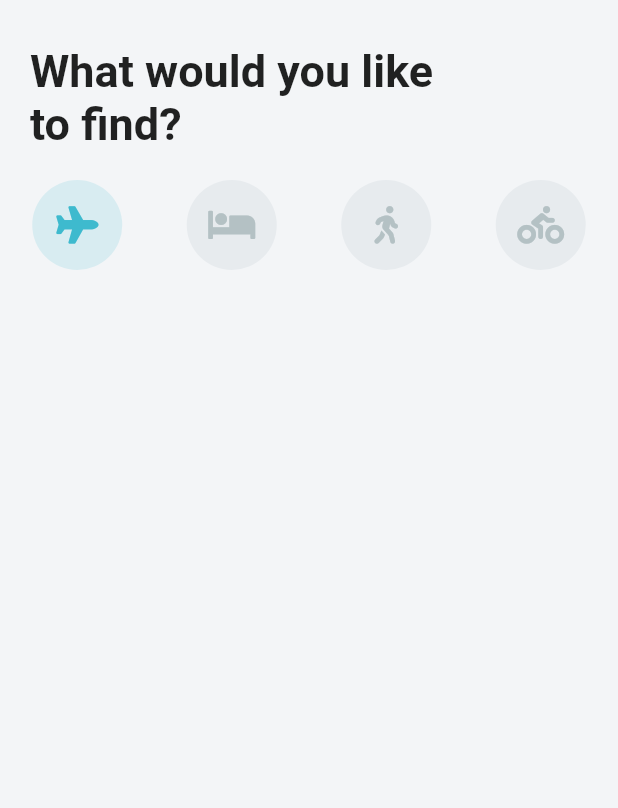
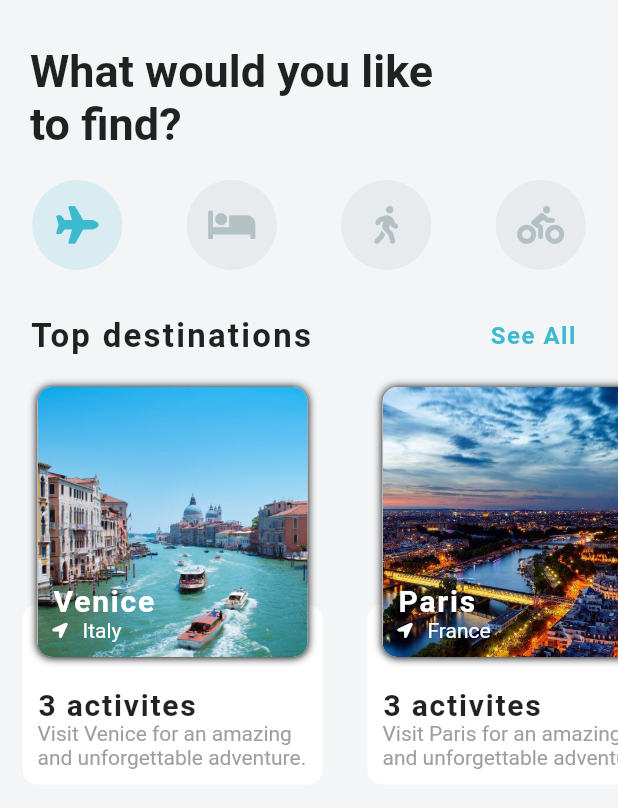
Before and after one commit to n3rdkid/flutter-app-from-scratch, a Flutter app: the screen it shows after launch, on a phone screen of 412 x 824 dp. Shown: the top 808 px of the screen. Run offline on Flutter 3.47's test engine with Material 2 defaults, Android fonts, the light colour scheme and no system bars; our stand-ins replace font_awesome_flutter.

Commit message:
destination carousel

```diff
--- a/travel_ui/lib/models/destination.dart
+++ b/travel_ui/lib/models/destination.dart
@@ -18,7 +18,7 @@ class Destination {
 
 List<Activity> activities = [
   Activity(
-    imageUrl: 'assets/images/stmarksbasilica.jpg',
+    imageUrl: 'assets/images/stmarksbasilica.jpeg',
     name: 'St. Mark\'s Basilica',
     type: 'Sightseeing Tour',
     startTimes: ['9:00 am', '11:00 am'],
@@ -26,7 +26,7 @@ List<Activity> activities = [
     price: 30,
   ),
   Activity(
-    imageUrl: 'assets/images/gondola.jpg',
+    imageUrl: 'assets/images/gondola.jpeg',
     name: 'Walking Tour and Gonadola Ride',
     type: 'Sightseeing Tour',
     startTimes: ['11:00 pm', '1:00 pm'],
@@ -34,7 +34,7 @@ List<Activity> activities = [
     price: 210,
   ),
   Activity(
-    imageUrl: 'assets/images/murano.jpg',
+    imageUrl: 'assets/images/murano.jpeg',
     name: 'Murano and Burano Tour',
     type: 'Sightseeing Tour',
     startTimes: ['12:30 pm', '2:00 pm'],
@@ -45,35 +45,35 @@ List<Activity> activities = [
 
 List<Destination> destinations = [
   Destination(
-    imageUrl: 'assets/images/venice.jpg',
+    imageUrl: 'assets/images/venice.jpeg',
     city: 'Venice',
     country: 'Italy',
     description: 'Visit Venice for an amazing and unforgettable adventure.',
     activities: activities,
   ),
   Destination(
-    imageUrl: 'assets/images/paris.jpg',
+    imageUrl: 'assets/images/paris.jpeg',
     city: 'Paris',
     country: 'France',
     description: 'Visit Paris for an amazing and unforgettable adventure.',
     activities: activities,
   ),
   Destination(
-    imageUrl: 'assets/images/newdelhi.jpg',
+    imageUrl: 'assets/images/newdelhi.jpeg',
     city: 'New Delhi',
     country: 'India',
     description: 'Visit New Delhi for an amazing and unforgettable adventure.',
     activities: activities,
   ),
   Destination(
-    imageUrl: 'assets/images/saopaulo.jpg',
+    imageUrl: 'assets/images/saopaulo.jpeg',
     city: 'Sao Paulo',
     country: 'Brazil',
     description: 'Visit Sao Paulo for an amazing and unforgettable adventure.',
     activities: activities,
   ),
   Destination(
-    imageUrl: 'assets/images/newyork.jpg',
+    imageUrl: 'assets/images/newyork.jpeg',
     city: 'New York City',
     country: 'United States',
     description: 'Visit New York for an amazing and unforgettable adventure.',
--- a/travel_ui/lib/models/hotel.dart
+++ b/travel_ui/lib/models/hotel.dart
@@ -14,19 +14,19 @@ class Hotel {
 
 final List<Hotel> hotels = [
   Hotel(
-    imageUrl: 'assets/images/hotel0.jpg',
+    imageUrl: 'assets/images/hotel0.jpeg',
     name: 'Hotel 0',
     address: '404 Great St',
     price: 175,
   ),
   Hotel(
-    imageUrl: 'assets/images/hotel1.jpg',
+    imageUrl: 'assets/images/hotel1.jpeg',
     name: 'Hotel 1',
     address: '404 Great St',
     price: 300,
   ),
   Hotel(
-    imageUrl: 'assets/images/hotel2.jpg',
+    imageUrl: 'assets/images/hotel2.jpeg',
     name: 'Hotel 2',
     address: '404 Great St',
     price: 240,
--- a/travel_ui/lib/screens/home_screen.dart
+++ b/travel_ui/lib/screens/home_screen.dart
@@ -1,5 +1,6 @@
 import 'package:flutter/material.dart';
 import 'package:font_awesome_flutter/font_awesome_flutter.dart';
+import 'package:travel_ui/widgets/destination_carousel.dart';
 
 class HomeScreen extends StatefulWidget {
   @override
@@ -61,7 +62,9 @@ class _HomeScreenState extends State<HomeScreen> {
               .entries
               .map<Widget>((e) => _buildIcons(e.key))
               .toList(),
-        )
+        ),
+        SizedBox(height: 20),
+        DestinationCarousel(),
       ],
     )));
   }
--- /dev/null
+++ b/travel_ui/lib/widgets/destination_carousel.dart
@@ -0,0 +1,139 @@
+import 'package:flutter/material.dart';
+import 'package:flutter/rendering.dart';
+import 'package:font_awesome_flutter/font_awesome_flutter.dart';
+import 'package:travel_ui/models/destination.dart';
+
+class DestinationCarousel extends StatelessWidget {
+  @override
+  Widget build(BuildContext context) {
+    return Column(
+      children: [
+        Padding(
+          padding: const EdgeInsets.symmetric(horizontal: 20),
+          child: Row(
+            mainAxisAlignment: MainAxisAlignment.spaceBetween,
+            children: [
+              Text(
+                "Top destinations",
+                style: TextStyle(
+                    fontSize: 22,
+                    letterSpacing: 1.5,
+                    fontWeight: FontWeight.bold),
+              ),
+              TextButton(
+                  onPressed: () {
+                    print("See all");
+                  },
+                  child: Text(
+                    "See All",
+                    style: TextStyle(
+                        color: Theme.of(context).primaryColor,
+                        fontWeight: FontWeight.w600,
+                        letterSpacing: 1,
+                        fontSize: 16),
+                  ))
+            ],
+          ),
+        ),
+        Container(
+          height: 300,
+          child: ListView.builder(
+              scrollDirection: Axis.horizontal,
+              itemCount: destinations.length,
+              itemBuilder: (itemBuilder, idx) {
+                Destination destination = destinations[idx];
+                return Container(
+                  margin: EdgeInsets.all(10),
+                  width: 210,
+                  child: Stack(
+                    alignment: Alignment.topCenter,
+                    children: [
+                      Positioned(
+                        bottom: 15,
+                        child: Container(
+                          height: 120,
+                          width: 200,
+                          decoration: BoxDecoration(
+                              color: Colors.white,
+                              borderRadius: BorderRadius.circular(10)),
+                          child: Padding(
+                            padding: const EdgeInsets.all(10.0),
+                            child: Column(
+                                crossAxisAlignment: CrossAxisAlignment.start,
+                                mainAxisAlignment: MainAxisAlignment.end,
+                                children: [
+                                  Text(
+                                    "${destination.activities.length} activites",
+                                    style: TextStyle(
+                                        fontSize: 20,
+                                        fontWeight: FontWeight.w600,
+                                        letterSpacing: 1.2),
+                                  ),
+                                  Text(destination.description,
+                                      style: TextStyle(
+                                        color: Colors.grey,
+                                      ))
+                                ]),
+                          ),
+                        ),
+                      ),
+                      Container(
+                        decoration: BoxDecoration(
+                            color: Colors.white,
+                            borderRadius: BorderRadius.circular(10),
+                            boxShadow: [
+                              BoxShadow(
+                                  color: Colors.black,
+                                  offset: Offset(0, 0.2),
+                                  blurRadius: 4.0)
+                            ]),
+                        child: Stack(
+                          children: [
+                            ClipRRect(
+                              borderRadius: BorderRadius.circular(10),
+                              child: Image(
+                                  height: 180,
+                                  width: 180,
+                                  image: AssetImage(destination.imageUrl),
+                                  fit: BoxFit.cover),
+                            ),
+                            Positioned(
+                              left: 10,
+                              bottom: 10,
+                              child: Column(
+                                crossAxisAlignment: CrossAxisAlignment.start,
+                                children: [
+                                  Text(
+                                    destination.city,
+                                    style: TextStyle(
+                                        fontSize: 20,
+                                        color: Colors.white,
+                                        fontWeight: FontWeight.w600,
+                                        letterSpacing: 1.2),
+                                  ),
+                                  Row(
+                                    children: [
+                                      Icon(FontAwesomeIcons.locationArrow,
+                                          size: 10, color: Colors.white),
+                                      SizedBox(width: 10),
+                                      Text(
+                                        destination.country,
+                                        style: TextStyle(color: Colors.white),
+                                      ),
+                                    ],
+                                  )
+                                ],
+                              ),
+                            )
+                          ],
+                        ),
+                      )
+                    ],
+                  ),
+                );
+              }),
+        )
+      ],
+    );
+  }
+}
```
